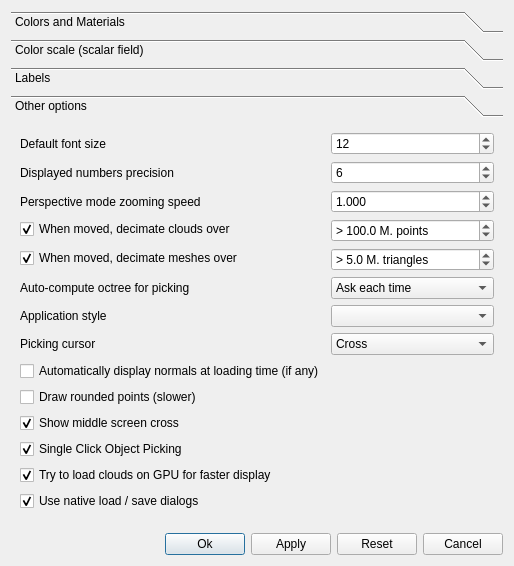
CloudCompare/CloudCompare, file libs/CCAppCommon/ui/displayOptionsDlg.ui: the form before one commit.
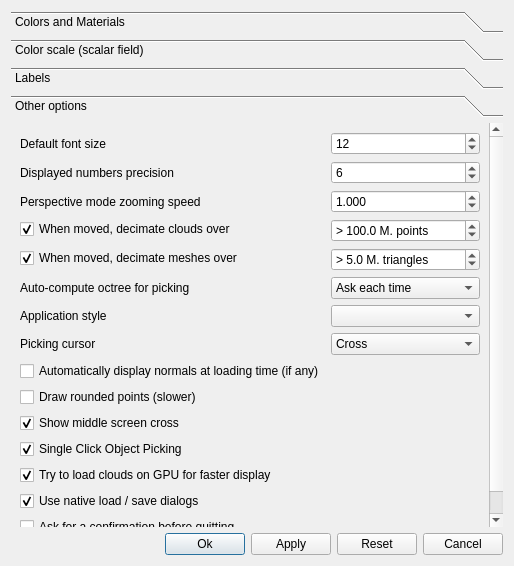
The form after the commit. Icons and pictures are not drawn.

Commit message:
Add "Don't ask again" option to quit confirmation
Some users do not like the dialog asking to confirm if
it really wanted to quit the app.

This adds a "Yes, don't ask again" option that will quit the app
and make CC remember not to show that confirmation dialog and
directly exit.

This setting can be toggled in the settings menu (Display->display
settings->Other Options).

The edit to the form file:
```diff
--- a/libs/CCAppCommon/ui/displayOptionsDlg.ui
+++ b/libs/CCAppCommon/ui/displayOptionsDlg.ui
@@ -837,7 +837,7 @@
          </property>
         </widget>
        </item>
-       <item row="14" column="0">
+       <item row="15" column="0">
         <spacer name="verticalSpacer_3">
          <property name="orientation">
           <enum>Qt::Vertical</enum>
@@ -894,6 +894,13 @@
          </item>
         </widget>
        </item>
+       <item row="14" column="0">
+        <widget class="QCheckBox" name="confirmQuitCheckBox">
+         <property name="text">
+          <string>Ask for a confirmation before quitting</string>
+         </property>
+        </widget>
+       </item>
       </layout>
      </widget>
     </widget>
```
The commit also changes 4 other files.
